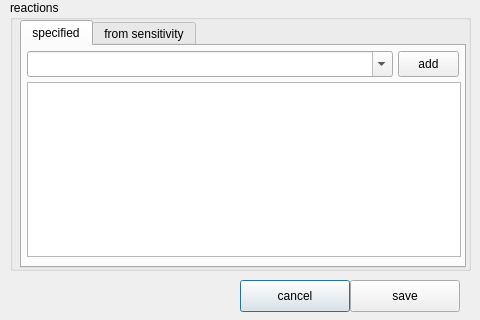
This is ui/tuning.ui in llnl/GPS-Z as Qt 5 draws it before an edit; both pictures show x 0 to 480 and y 230 to 550 of the 480 by 550 pixel window. The edited form follows.
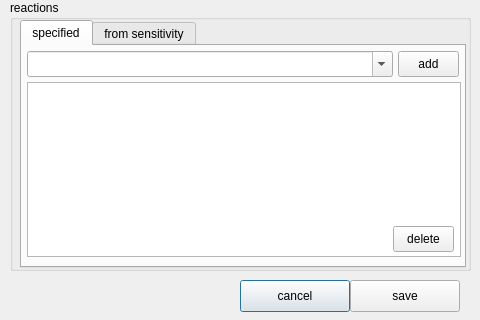
This is the edited form.

The edit to the form file:
```diff
--- a/ui/tuning.ui
+++ b/ui/tuning.ui
@@ -206,8 +206,8 @@
      <widget class="QPushButton" name="btn_del_rxn">
       <property name="geometry">
        <rect>
-        <x>376</x>
-        <y>244</y>
+        <x>371</x>
+        <y>180</y>
         <width>61</width>
         <height>26</height>
        </rect>
```
